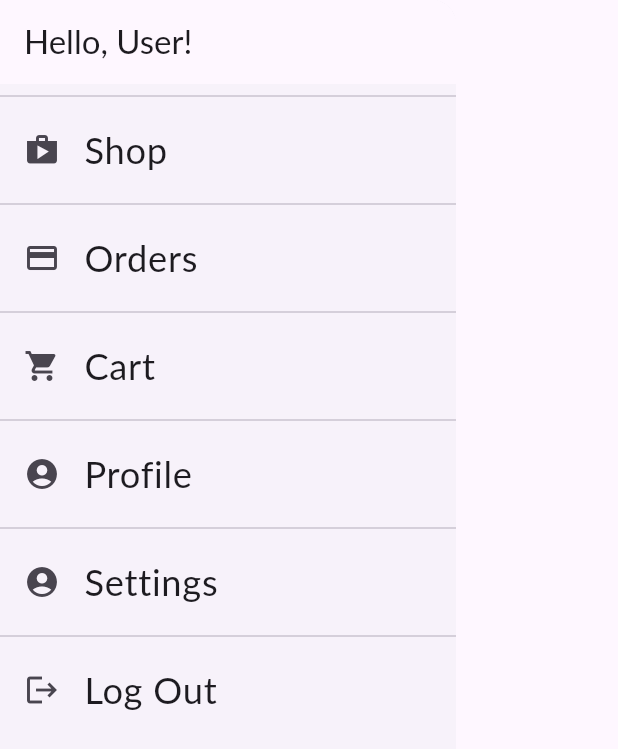
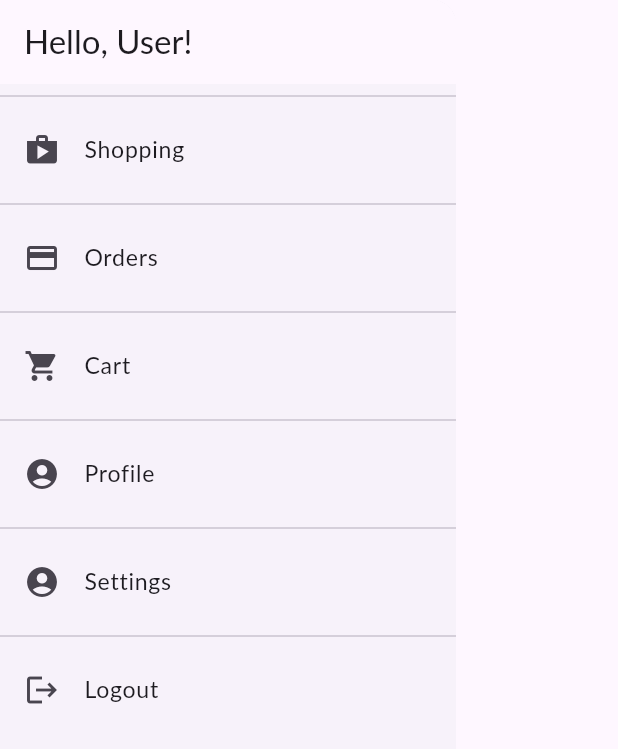
Before and after one commit to Kanglei-Inovations/KangleiMart, a Flutter app: the CustomDrawer widget shown alone on an empty page, opened directly, on a phone screen of 412 x 824 dp. Shown: the top 749 px of the screen. Run offline on Flutter 3.47's test engine with Material 3 defaults, Android fonts, the phone set to English and light mode, and no system bars; our stand-ins replace cached_network_image, cloud_firestore, firebase_auth, firebase_core, firebase_storage, flutter_rating_bar and 3 more; accounts and stored records are empty; network calls fail; Roboto replaces fonts that are missing (Lato).

Commit message:
product_item.dart

```diff
--- /dev/null
+++ b/lib/utils/text_const.dart
@@ -0,0 +1,40 @@
+import 'dart:core';
+
+import 'package:flutter/material.dart';
+
+class CustomText extends StatelessWidget {
+  final String text;
+  final String? fontFamily;
+  final int? maxLine;
+  final TextOverflow? textOverflow;
+  final double? fontSize;
+  final FontWeight? fontWeight;
+  final TextDecoration? textDecoration;
+  final TextAlign? textAlign;
+
+  const CustomText(
+      {super.key,
+      required this.text,
+      this.textAlign,
+      this.fontFamily,
+      this.maxLine,
+      this.textOverflow,
+      this.fontSize,
+      this.fontWeight,
+      this.textDecoration});
+
+  @override
+  Widget build(BuildContext context) {
+    return Text(
+      text,
+      overflow: textOverflow,
+      textAlign: textAlign,
+      style: TextStyle(
+        fontSize: fontSize,
+        fontWeight: fontWeight,
+        fontFamily: fontFamily,
+        decoration: textDecoration,
+      ),
+    );
+  }
+}
--- a/lib/widgets/custom_drawer.dart
+++ b/lib/widgets/custom_drawer.dart
@@ -1,6 +1,8 @@
 import 'package:flutter/material.dart';
+import 'package:flutter_screenutil/flutter_screenutil.dart';
 import 'package:kangleimart/providers/auth_provider.dart';
 import 'package:kangleimart/screens/login_screen.dart';
+import 'package:kangleimart/utils/text_const.dart';
 import 'package:provider/provider.dart';
 import '../screens/home_screen.dart';
 import '../screens/cart_page.dart';
@@ -22,7 +24,7 @@ class CustomDrawer extends StatelessWidget {
           Divider(),
           ListTile(
             leading: Icon(Icons.shop),
-            title: Text('Shop'),
+            title: CustomText(text: 'Shopping', fontSize: 14.sp,),
             onTap: () {
               Navigator.of(context).pushReplacementNamed(HomeScreen.routeName);
             },
@@ -30,7 +32,7 @@ class CustomDrawer extends StatelessWidget {
           Divider(),
           ListTile(
             leading: Icon(Icons.payment),
-            title: Text('Orders'),
+            title: CustomText(text: 'Orders', fontSize: 14.sp,),
             onTap: () {
               Navigator.of(context).pushReplacementNamed(OrdersScreen.routeName);
             },
@@ -38,7 +40,7 @@ class CustomDrawer extends StatelessWidget {
           Divider(),
           ListTile(
             leading: Icon(Icons.shopping_cart),
-            title: Text('Cart'),
+            title: CustomText(text: 'Cart', fontSize: 14.sp,),
             onTap: () {
               Navigator.of(context).pushReplacementNamed(CartPage.routeName);
             },
@@ -46,7 +48,7 @@ class CustomDrawer extends StatelessWidget {
           Divider(),
           ListTile(
             leading: Icon(Icons.account_circle),
-            title: Text('Profile'),
+            title: CustomText(text: 'Profile', fontSize: 14.sp,),
             onTap: () {
               Navigator.of(context).pushReplacementNamed(ProfileScreen.routeName);
             },
@@ -54,7 +56,7 @@ class CustomDrawer extends StatelessWidget {
           Divider(),
           ListTile(
             leading: Icon(Icons.account_circle),
-            title: Text('Settings'),
+            title: CustomText(text: 'Settings', fontSize: 14.sp,),
             onTap: () {
               Navigator.of(context).pushReplacementNamed(ProfileScreen.routeName);
             },
@@ -62,7 +64,7 @@ class CustomDrawer extends StatelessWidget {
           Divider(),
           ListTile(
             leading: Icon(Icons.logout),
-            title: Text('Log Out'),
+            title: CustomText(text: 'Logout', fontSize: 14.sp,),
             onTap: () {
               Provider.of<AuthProviders>(context, listen: false).logout;
               Navigator.of(context).pushNamed('/LoginScreen');
```
